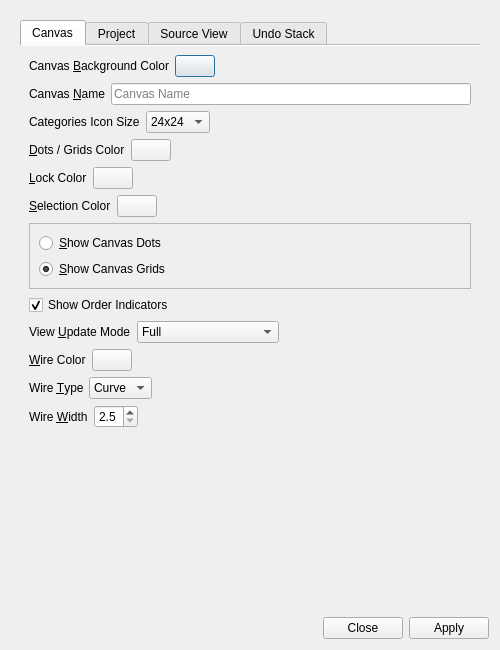
textbrowser/glitch, file UI/glitch-canvas-settings.ui: the form before one commit.
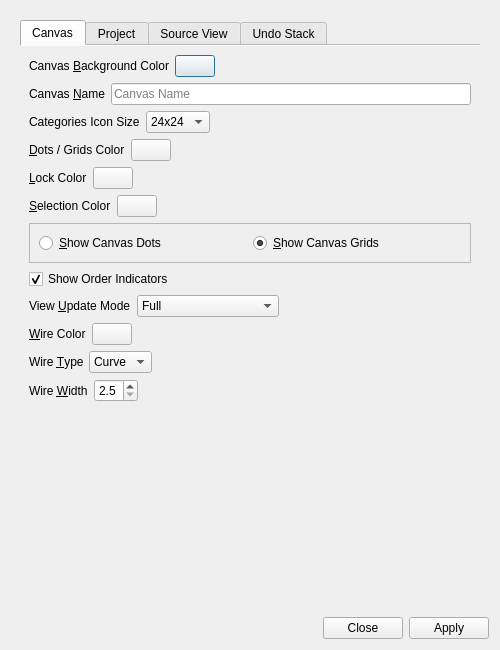
The form after the commit. Icons and pictures are not drawn.

Diff of the .ui file:
```diff
--- a/UI/glitch-canvas-settings.ui
+++ b/UI/glitch-canvas-settings.ui
@@ -31,8 +31,8 @@
        <rect>
         <x>0</x>
         <y>0</y>
-        <width>467</width>
-        <height>624</height>
+        <width>488</width>
+        <height>594</height>
        </rect>
       </property>
       <layout class="QVBoxLayout" name="verticalLayout_2">
@@ -277,7 +277,7 @@
              <property name="frameShadow">
               <enum>QFrame::Raised</enum>
              </property>
-             <layout class="QVBoxLayout" name="verticalLayout_3">
+             <layout class="QHBoxLayout" name="horizontalLayout_16">
               <item>
                <widget class="QRadioButton" name="show_canvas_dots">
                 <property name="text">
```
